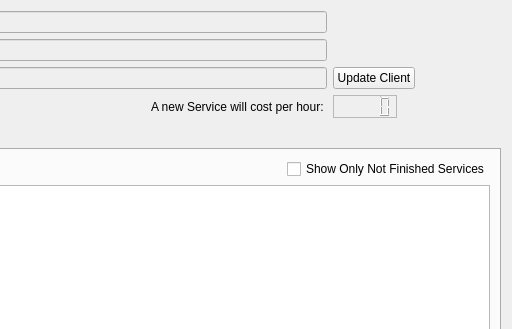
This is Client_Services_History.ui in bedi1982/Oficina as Qt 5 draws it before an edit; both pictures show x 720 to 1232 and y 0 to 329 of the 1232 by 714 pixel window. The edited form follows.
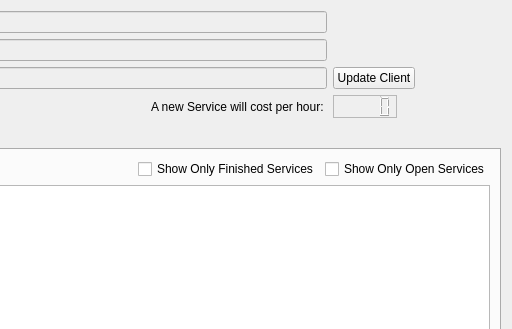
This is the edited form. Icons and pictures are not drawn.

```diff
--- a/Client_Services_History.ui
+++ b/Client_Services_History.ui
@@ -181,7 +181,14 @@
           </sizepolicy>
          </property>
          <property name="text">
-          <string>Show Only Not Finished Services</string>
+          <string>Show Only Open Services</string>
+         </property>
+        </widget>
+       </item>
+       <item row="0" column="1" alignment="Qt::AlignRight">
+        <widget class="QCheckBox" name="checkBox_2">
+         <property name="text">
+          <string>Show Only Finished Services</string>
          </property>
         </widget>
        </item>
```
